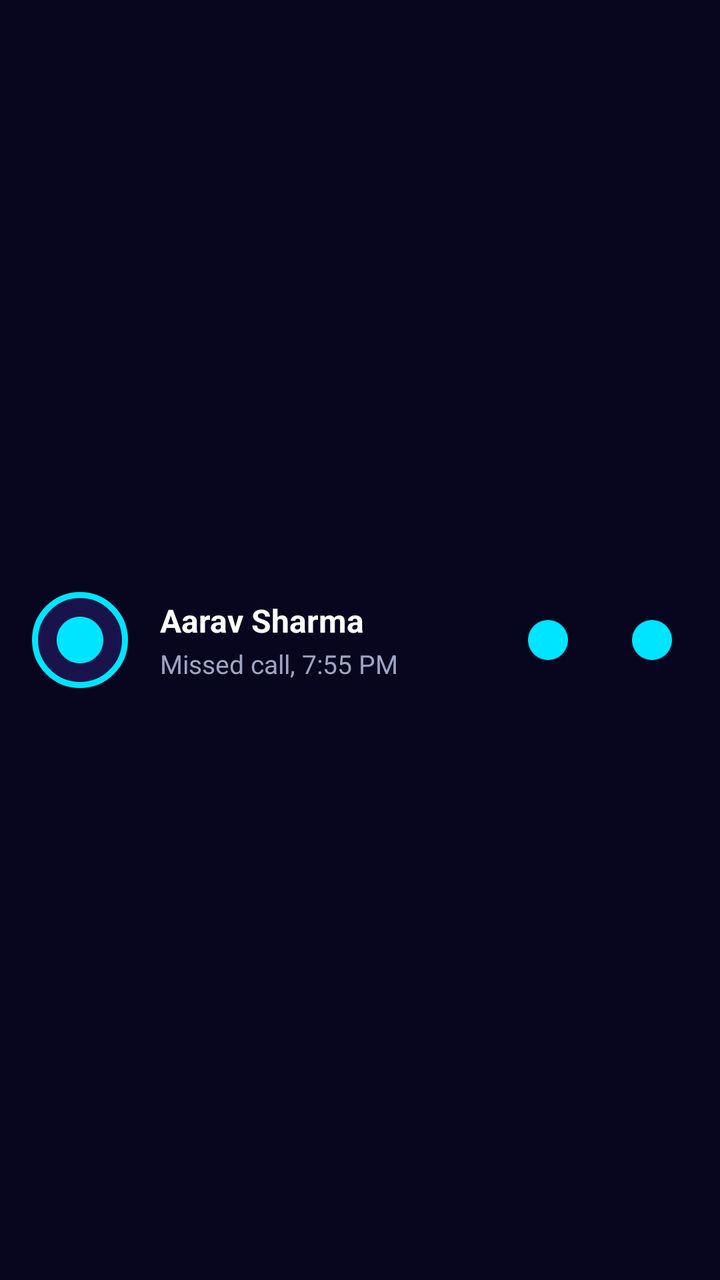
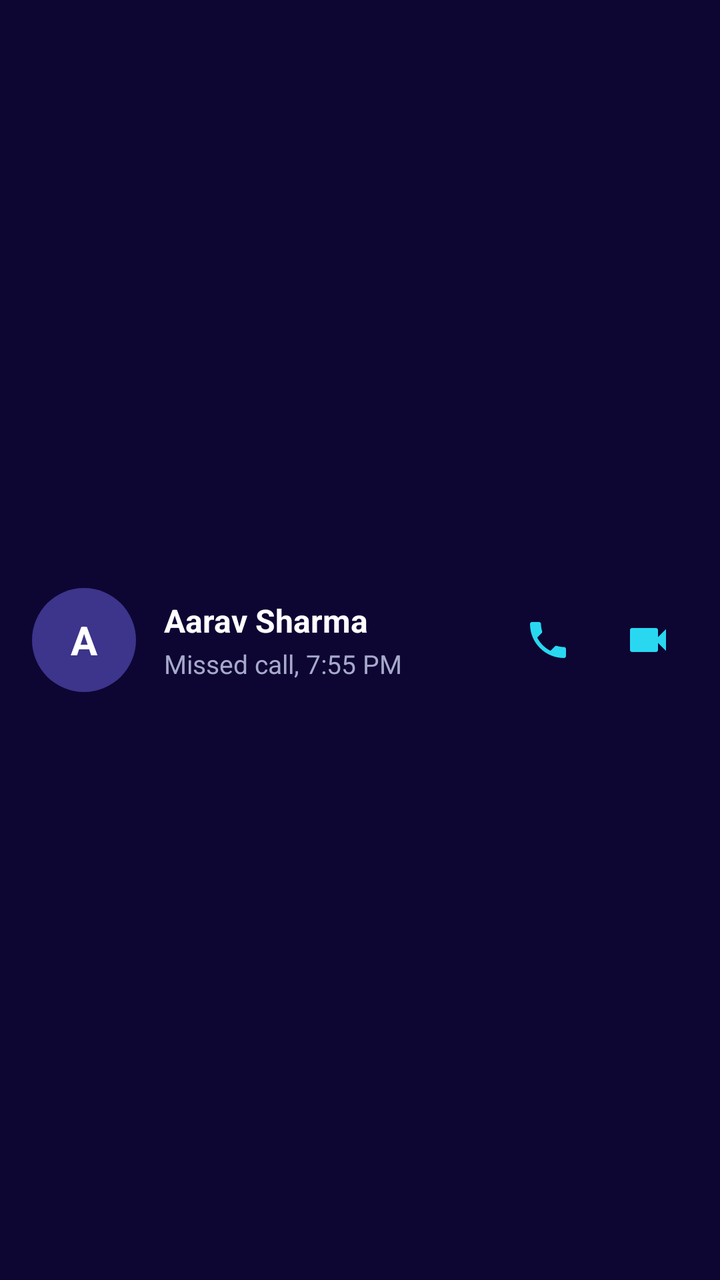

Compare the two renders of this Android layout. The source of the first and the diff that turns it into the second are given below.
<!-- AndroidManifest.xml: application theme Theme.WPRD -->
<!-- res/layout/item_call_contact.xml -->
<?xml version="1.0" encoding="utf-8"?>
<LinearLayout xmlns:android="http://schemas.android.com/apk/res/android"
    android:layout_width="match_parent"
    android:layout_height="72dp"
    android:gravity="center_vertical"
    android:orientation="horizontal"
    android:paddingHorizontal="16dp">

    
    <ImageView
        android:id="@+id/ivItemAvatar"
        android:layout_width="48dp"
        android:layout_height="48dp"
        android:background="@drawable/bg_circle_cyan_glow"
        android:padding="10dp"
        android:src="@drawable/ic_call" />

    
    <LinearLayout
        android:layout_width="0dp"
        android:layout_height="wrap_content"
        android:layout_marginStart="16dp"
        android:layout_weight="1"
        android:orientation="vertical">

        <TextView
            android:id="@+id/tvItemName"
            android:layout_width="wrap_content"
            android:layout_height="wrap_content"
            android:text="Aarav Sharma"
            android:textColor="@color/text_white"
            android:textSize="16sp"
            android:textStyle="bold" />

        <TextView
            android:id="@+id/tvItemStatus"
            android:layout_width="wrap_content"
            android:layout_height="wrap_content"
            android:layout_marginTop="2dp"
            android:text="Missed call, 7:55 PM"
            android:textColor="@color/text_secondary"
            android:textSize="13sp" />
    </LinearLayout>

    
    <ImageView
        android:id="@+id/btnItemVoiceCall"
        android:layout_width="36dp"
        android:layout_height="36dp"
        android:layout_marginEnd="16dp"
        android:padding="6dp"
        android:src="@drawable/ic_call" />

    
    <ImageView
        android:id="@+id/btnItemVideoCall"
        android:layout_width="36dp"
        android:layout_height="36dp"
        android:padding="6dp"
        android:src="@drawable/ic_video" />

</LinearLayout>
<!-- resources referenced by this layout -->
<resources>
  <color name="text_secondary">#9FA4C4</color>
  <color name="text_white">#FFFFFF</color>
  <!-- drawable bg_circle_cyan_glow (drawable) -->
  <?xml version="1.0" encoding="utf-8"?>
  <shape xmlns:android="http://schemas.android.com/apk/res/android"
      android:shape="oval">
      <solid android:color="#18144B" />
      <stroke android:width="3dp" android:color="@color/cyan_neon" />
  </shape>
  <!-- drawable ic_call (drawable) -->
  <?xml version="1.0" encoding="utf-8"?>
  <vector xmlns:android="http://schemas.android.com/apk/res/android"
      android:width="24dp"
      android:height="24dp"
      android:viewportWidth="24"
      android:viewportHeight="24">
      <path
          android:fillColor="#00E5FF"
          android:pathData="M12,2C6.48,2 2,6.48 2,12s4.48,10 10,10 10,-4.48 10,-10S17.52,2 12,2z" />
  </vector>
  <!-- drawable ic_video (drawable) -->
  <?xml version="1.0" encoding="utf-8"?>
  <vector xmlns:android="http://schemas.android.com/apk/res/android"
      android:width="24dp"
      android:height="24dp"
      android:viewportWidth="24"
      android:viewportHeight="24">
      <path
          android:fillColor="#00E5FF"
          android:pathData="M12,2C6.48,2 2,6.48 2,12s4.48,10 10,10 10,-4.48 10,-10S17.52,2 12,2z" />
  </vector>
  <style name="Theme.WPRD" parent="Theme.MaterialComponents.DayNight.NoActionBar">
          <item name="colorPrimary">@color/cyan_neon</item>
          <item name="colorPrimaryVariant">@color/navy_primary</item>
          <item name="colorOnPrimary">@color/navy_dark</item>
          <item name="android:statusBarColor">@color/navy_dark</item>
          <item name="android:navigationBarColor">@color/navy_dark</item>
          <item name="android:windowBackground">@color/navy_dark</item>
      </style>
  <color name="cyan_neon">#00E5FF</color>
  <color name="navy_primary">#0F0C38</color>
  <color name="navy_dark">#08061F</color>
</resources>

<!-- the commit's change to res/layout/item_call_contact.xml (unified diff, before → after) -->
@@ -1,25 +1,39 @@
 <?xml version="1.0" encoding="utf-8"?>
 <LinearLayout xmlns:android="http://schemas.android.com/apk/res/android"
     android:layout_width="match_parent"
-    android:layout_height="72dp"
+    android:layout_height="76dp"
     android:gravity="center_vertical"
     android:orientation="horizontal"
     android:paddingHorizontal="16dp">
 
     
-    <ImageView
-        android:id="@+id/ivItemAvatar"
-        android:layout_width="48dp"
-        android:layout_height="48dp"
-        android:background="@drawable/bg_circle_cyan_glow"
-        android:padding="10dp"
-        android:src="@drawable/ic_call" />
+    <FrameLayout
+        android:layout_width="52dp"
+        android:layout_height="52dp">
+
+        <ImageView
+            android:id="@+id/ivItemAvatar"
+            android:layout_width="match_parent"
+            android:layout_height="match_parent"
+            android:background="@drawable/bg_avatar_circle"
+            android:contentDescription="Avatar" />
+
+        <TextView
+            android:id="@+id/tvItemInitial"
+            android:layout_width="match_parent"
+            android:layout_height="match_parent"
+            android:gravity="center"
+            android:text="A"
+            android:textColor="#FFFFFF"
+            android:textSize="20sp"
+            android:textStyle="bold" />
+    </FrameLayout>
 
     
     <LinearLayout
         android:layout_width="0dp"
         android:layout_height="wrap_content"
-        android:layout_marginStart="16dp"
+        android:layout_marginStart="14dp"
         android:layout_weight="1"
         android:orientation="vertical">
 
@@ -45,18 +59,20 @@
     
     <ImageView
         android:id="@+id/btnItemVoiceCall"
-        android:layout_width="36dp"
-        android:layout_height="36dp"
-        android:layout_marginEnd="16dp"
-        android:padding="6dp"
-        android:src="@drawable/ic_call" />
+        android:layout_width="40dp"
+        android:layout_height="40dp"
+        android:layout_marginEnd="10dp"
+        android:padding="8dp"
+        android:src="@drawable/ic_call"
+        android:contentDescription="Voice call" />
 
     
     <ImageView
         android:id="@+id/btnItemVideoCall"
-        android:layout_width="36dp"
-        android:layout_height="36dp"
-        android:padding="6dp"
-        android:src="@drawable/ic_video" />
+        android:layout_width="40dp"
+        android:layout_height="40dp"
+        android:padding="8dp"
+        android:src="@drawable/ic_video"
+        android:contentDescription="Video call" />
 
 </LinearLayout>
<!-- resource entries referenced after the edit -->
@@ -1,35 +1,25 @@
 <!-- resources referenced by this layout -->
 <resources>
-  <color name="text_secondary">#9FA4C4</color>
+  <color name="text_secondary">#A7A9CC</color>
   <color name="text_white">#FFFFFF</color>
-  <!-- drawable bg_circle_cyan_glow (drawable) -->
+  <!-- drawable bg_avatar_circle (drawable) -->
   <?xml version="1.0" encoding="utf-8"?>
-  <shape xmlns:android="http://schemas.android.com/apk/res/android"
-      android:shape="oval">
-      <solid android:color="#18144B" />
-      <stroke android:width="3dp" android:color="@color/cyan_neon" />
+  <shape xmlns:android="http://schemas.android.com/apk/res/android" android:shape="oval">
+      <solid android:color="#3D348B" />
   </shape>
   <!-- drawable ic_call (drawable) -->
   <?xml version="1.0" encoding="utf-8"?>
   <vector xmlns:android="http://schemas.android.com/apk/res/android"
-      android:width="24dp"
-      android:height="24dp"
-      android:viewportWidth="24"
-      android:viewportHeight="24">
-      <path
-          android:fillColor="#00E5FF"
-          android:pathData="M12,2C6.48,2 2,6.48 2,12s4.48,10 10,10 10,-4.48 10,-10S17.52,2 12,2z" />
+      android:width="24dp" android:height="24dp"
+      android:viewportWidth="24" android:viewportHeight="24">
+      <path android:fillColor="#29D8F0" android:pathData="M6.62,10.79C8.06,13.62 10.38,15.94 13.21,17.38L15.41,15.18C15.69,14.9 16.08,14.82 16.43,14.93C17.55,15.3 18.75,15.5 20,15.5C20.55,15.5 21,15.95 21,16.5V20C21,20.55 20.55,21 20,21C10.61,21 3,13.39 3,4C3,3.45 3.45,3 4,3H7.5C8.05,3 8.5,3.45 8.5,4C8.5,5.25 8.7,6.45 9.07,7.57C9.18,7.92 9.1,8.31 8.82,8.59L6.62,10.79Z"/>
   </vector>
   <!-- drawable ic_video (drawable) -->
   <?xml version="1.0" encoding="utf-8"?>
   <vector xmlns:android="http://schemas.android.com/apk/res/android"
-      android:width="24dp"
-      android:height="24dp"
-      android:viewportWidth="24"
-      android:viewportHeight="24">
-      <path
-          android:fillColor="#00E5FF"
-          android:pathData="M12,2C6.48,2 2,6.48 2,12s4.48,10 10,10 10,-4.48 10,-10S17.52,2 12,2z" />
+      android:width="24dp" android:height="24dp"
+      android:viewportWidth="24" android:viewportHeight="24">
+      <path android:fillColor="#29D8F0" android:pathData="M17,10.5V7C17,6.45 16.55,6 16,6H4C3.45,6 3,6.45 3,7V17C3,17.55 3.45,18 4,18H16C16.55,18 17,17.55 17,17V13.5L21,17.5V6.5L17,10.5Z"/>
   </vector>
   <style name="Theme.WPRD" parent="Theme.MaterialComponents.DayNight.NoActionBar">
           <item name="colorPrimary">@color/cyan_neon</item>
@@ -39,8 +29,8 @@
           <item name="android:navigationBarColor">@color/navy_dark</item>
           <item name="android:windowBackground">@color/navy_dark</item>
       </style>
-  <color name="cyan_neon">#00E5FF</color>
-  <color name="navy_primary">#0F0C38</color>
-  <color name="navy_dark">#08061F</color>
+  <color name="cyan_neon">#29D8F0</color>
+  <color name="navy_primary">#1B0B52</color>
+  <color name="navy_dark">#0D0633</color>
 </resources>
 
